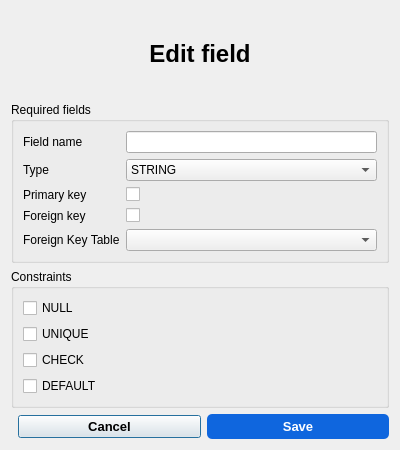
Above: src/components/editfield-dashboard/editfielddialog.ui from RapidWebForge/RapidWebForgeApp before the change. Below: the same form after it.
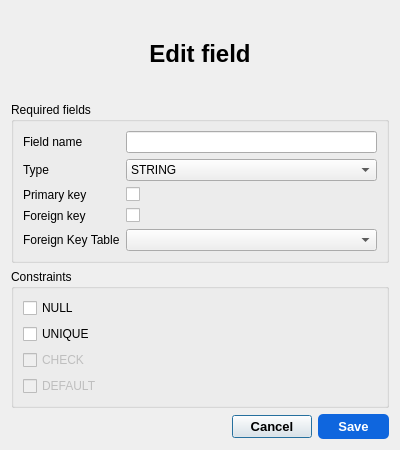
That is the form after the change.

Diff of the .ui file:
```diff
--- a/src/components/editfield-dashboard/editfielddialog.ui
+++ b/src/components/editfield-dashboard/editfielddialog.ui
@@ -128,6 +128,9 @@
       </item>
       <item>
        <widget class="QCheckBox" name="checkCheckBox">
+        <property name="enabled">
+         <bool>false</bool>
+        </property>
         <property name="text">
          <string>CHECK</string>
         </property>
@@ -135,6 +138,9 @@
       </item>
       <item>
        <widget class="QCheckBox" name="defaultCheckBox">
+        <property name="enabled">
+         <bool>false</bool>
+        </property>
         <property name="text">
          <string>DEFAULT</string>
         </property>
@@ -148,7 +154,13 @@
      <item>
       <spacer name="horizontalSpacer">
        <property name="orientation">
-        <enum>Qt::Horizontal</enum>
+        <enum>Qt::Orientation::Horizontal</enum>
+       </property>
+       <property name="sizeHint" stdset="0">
+        <size>
+         <width>0</width>
+         <height>0</height>
+        </size>
        </property>
       </spacer>
      </item>
```
Left out of the diff: 8 changed lines with no effect on the pictures.
